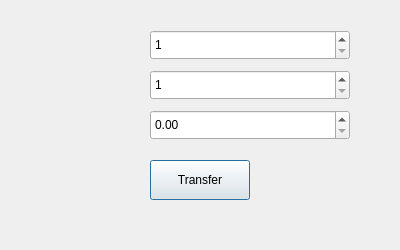
The window that gui/TransferDialog.ui (guikae06/MiniBankSystem) describes before a commit, drawn with Qt 5.
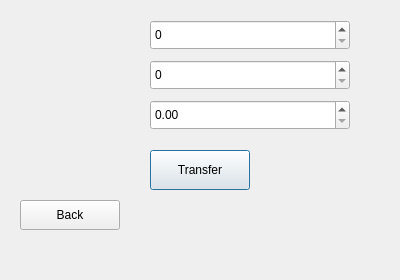
The same window after the commit.

```diff
--- a/gui/TransferDialog.ui
+++ b/gui/TransferDialog.ui
@@ -3,69 +3,17 @@
  <class>TransferDialog</class>
  <widget class="QDialog" name="TransferDialog">
   <property name="geometry">
-   <rect>
-    <x>0</x>
-    <y>0</y>
-    <width>400</width>
-    <height>250</height>
-   </rect>
+   <rect><x>0</x><y>0</y><width>400</width><height>280</height></rect>
   </property>
   <property name="windowTitle">
    <string>Transfer Funds</string>
   </property>
   <widget class="QWidget" name="widget">
-   <widget class="QSpinBox" name="fromIdSpinBox">
-    <property name="geometry">
-     <rect>
-      <x>150</x>
-      <y>30</y>
-      <width>200</width>
-      <height>30</height>
-     </rect>
-    </property>
-    <property name="minimum">
-     <number>1</number>
-    </property>
-   </widget>
-   <widget class="QSpinBox" name="toIdSpinBox">
-    <property name="geometry">
-     <rect>
-      <x>150</x>
-      <y>70</y>
-      <width>200</width>
-      <height>30</height>
-     </rect>
-    </property>
-    <property name="minimum">
-     <number>1</number>
-    </property>
-   </widget>
-   <widget class="QDoubleSpinBox" name="amountDoubleSpinBox">
-    <property name="geometry">
-     <rect>
-      <x>150</x>
-      <y>110</y>
-      <width>200</width>
-      <height>30</height>
-     </rect>
-    </property>
-    <property name="maximum">
-     <double>1000000.000000000000</double>
-    </property>
-   </widget>
-   <widget class="QPushButton" name="transferButton">
-    <property name="geometry">
-     <rect>
-      <x>150</x>
-      <y>160</y>
-      <width>100</width>
-      <height>40</height>
-     </rect>
-    </property>
-    <property name="text">
-     <string>Transfer</string>
-    </property>
-   </widget>
+   <widget class="QSpinBox" name="fromIdSpinBox"><property name="geometry"><rect><x>150</x><y>20</y><width>200</width><height>30</height></rect></property></widget>
+   <widget class="QSpinBox" name="toIdSpinBox"><property name="geometry"><rect><x>150</x><y>60</y><width>200</width><height>30</height></rect></property></widget>
+   <widget class="QDoubleSpinBox" name="amountDoubleSpinBox"><property name="geometry"><rect><x>150</x><y>100</y><width>200</width><height>30</height></rect></property><property name="maximum"><double>1000000</double></property></widget>
+   <widget class="QPushButton" name="transferButton"><property name="geometry"><rect><x>150</x><y>150</y><width>100</width><height>40</height></rect></property><property name="text"><string>Transfer</string></property></widget>
+   <widget class="QPushButton" name="backButton"><property name="geometry"><rect><x>20</x><y>200</y><width>100</width><height>30</height></rect></property><property name="text"><string>Back</string></property></widget>
   </widget>
  </widget>
  <resources/>
```
Left out of the diff: 4 changed lines with no effect on the pictures.
